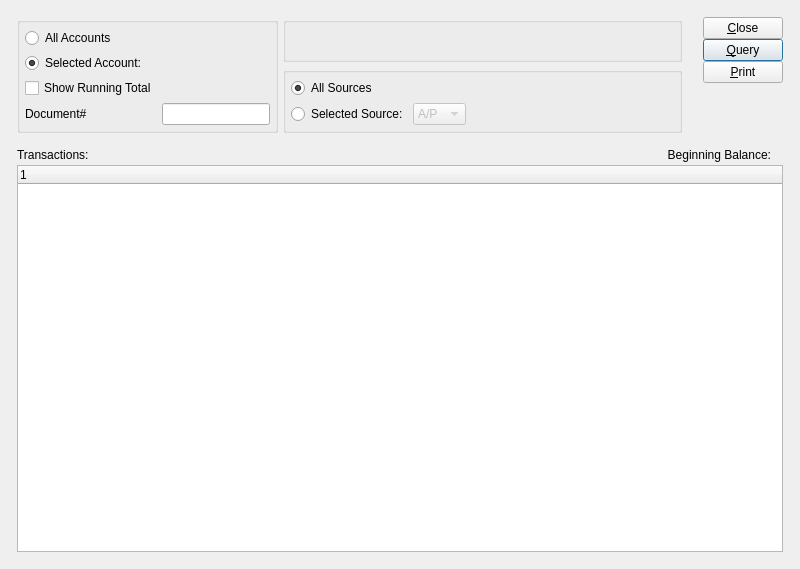
Above: xtuple/trunk/guiclient/dspGLTransactions.ui from WooodHead/xtuple before the change. Below: the same form after it.
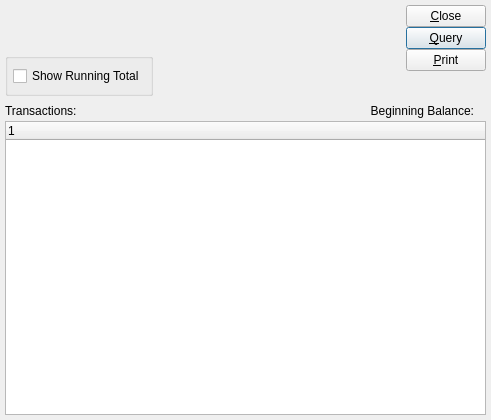
That is the form after the change. Custom widgets are drawn as their Qt base class.

Commit message: issue #0010862:  Ability to filter by GL-A/c cluster added to parameter widget. Existing filters from the screen moved into the parameter widget.

```diff
--- a/xtuple/trunk/guiclient/dspGLTransactions.ui
+++ b/xtuple/trunk/guiclient/dspGLTransactions.ui
@@ -13,73 +13,45 @@
    <rect>
     <x>0</x>
     <y>0</y>
-    <width>800</width>
-    <height>569</height>
+    <width>491</width>
+    <height>420</height>
    </rect>
   </property>
   <property name="windowTitle">
    <string>General Ledger Transactions</string>
   </property>
-  <layout class="QGridLayout">
+  <layout class="QGridLayout" name="gridLayout_2">
    <item row="0" column="0">
-    <layout class="QGridLayout">
-     <property name="margin">
-      <number>12</number>
-     </property>
-     <property name="spacing">
-      <number>12</number>
-     </property>
-     <item row="0" column="0">
-      <layout class="QHBoxLayout">
+    <layout class="QHBoxLayout" name="horizontalLayout_3">
+     <item>
+      <layout class="QVBoxLayout" name="verticalLayout">
+       <item>
+        <layout class="QHBoxLayout" name="horizontalLayout">
+         <item>
+          <widget class="ParameterWidget" name="parameterWidget"/>
+         </item>
+         <item>
+          <spacer name="horizontalSpacer_2">
+           <property name="orientation">
+            <enum>Qt::Horizontal</enum>
+           </property>
+           <property name="sizeHint" stdset="0">
+            <size>
+             <width>40</width>
+             <height>20</height>
+            </size>
+           </property>
+          </spacer>
+         </item>
+        </layout>
+       </item>
        <item>
-        <layout class="QGridLayout">
-         <item row="0" column="0" rowspan="2">
+        <layout class="QHBoxLayout" name="horizontalLayout_2">
+         <item>
           <widget class="QGroupBox" name="_accountGroup">
            <property name="title">
             <string/>
            </property>
-           <layout class="QGridLayout">
-            <item row="0" column="0">
-             <layout class="QVBoxLayout">
-              <item>
-               <layout class="QGridLayout">
-                <item row="0" column="0" colspan="2">
-                 <widget class="QRadioButton" name="_allAccounts">
-                  <property name="enabled">
-                   <bool>true</bool>
-                  </property>
-                  <property name="text">
-                   <string>All Accounts</string>
-                  </property>
-                  <property name="checked">
-                   <bool>false</bool>
-                  </property>
-                 </widget>
-                </item>
-                <item row="1" column="0">
-                 <widget class="QRadioButton" name="_selectedAccount">
-                  <property name="enabled">
-                   <bool>true</bool>
-                  </property>
-                  <property name="text">
-                   <string>Selected Account:</string>
-                  </property>
-                  <property name="checked">
-                   <bool>true</bool>
-                  </property>
-                 </widget>
-                </item>
-                <item row="1" column="1">
-                 <widget class="GLCluster" name="_account">
-                  <property name="enabled">
-                   <bool>true</bool>
-                  </property>
-                  <property name="focusPolicy">
-                   <enum>Qt::StrongFocus</enum>
-                  </property>
-                 </widget>
-                </item>
-                <item row="2" column="0" colspan="2">
                  <layout class="QGridLayout" name="gridLayout">
                   <item row="0" column="0">
                    <widget class="XCheckBox" name="_showRunningTotal">
@@ -88,138 +60,16 @@
                     </property>
                    </widget>
                   </item>
-                  <item row="1" column="0">
-                   <widget class="XLabel" name="xlabel">
-                    <property name="text">
-                     <string>Document#</string>
-                    </property>
-                   </widget>
-                  </item>
-                  <item row="1" column="1">
-                   <widget class="XLineEdit" name="_docNumber"/>
-                  </item>
-                 </layout>
-                </item>
-               </layout>
-              </item>
-             </layout>
-            </item>
-           </layout>
+           </layout>
           </widget>
          </item>
-         <item row="0" column="1">
-          <widget class="QGroupBox" name="_dateGroup">
-           <property name="title">
-            <string/>
-           </property>
-           <layout class="QGridLayout">
-            <item row="0" column="0">
-             <widget class="DateCluster" name="_dates">
-              <property name="focusPolicy">
-               <enum>Qt::StrongFocus</enum>
-              </property>
-             </widget>
-            </item>
-            <item row="0" column="1">
+         <item>
              <spacer name="horizontalSpacer">
               <property name="orientation">
                <enum>Qt::Horizontal</enum>
               </property>
               <property name="sizeHint" stdset="0">
                <size>
-                <width>0</width>
-                <height>20</height>
-               </size>
-              </property>
-             </spacer>
-            </item>
-           </layout>
-          </widget>
-         </item>
-         <item row="1" column="1">
-          <widget class="QGroupBox" name="_sourceGroup">
-           <property name="title">
-            <string/>
-           </property>
-           <layout class="QGridLayout">
-            <item row="0" column="0" colspan="2">
-             <widget class="QRadioButton" name="_allSources">
-              <property name="text">
-               <string>All Sources</string>
-              </property>
-              <property name="checked">
-               <bool>true</bool>
-              </property>
-             </widget>
-            </item>
-            <item row="1" column="0">
-             <widget class="QRadioButton" name="_selectedSource">
-              <property name="text">
-               <string>Selected Source:</string>
-              </property>
-             </widget>
-            </item>
-            <item row="1" column="1">
-             <layout class="QHBoxLayout">
-              <item>
-               <widget class="XComboBox" name="_source">
-                <property name="enabled">
-                 <bool>false</bool>
-                </property>
-                <item>
-                 <property name="text">
-                  <string>A/P</string>
-                 </property>
-                </item>
-                <item>
-                 <property name="text">
-                  <string>A/R</string>
-                 </property>
-                </item>
-                <item>
-                 <property name="text">
-                  <string>G/L</string>
-                 </property>
-                </item>
-                <item>
-                 <property name="text">
-                  <string>I/M</string>
-                 </property>
-                </item>
-                <item>
-                 <property name="text">
-                  <string>P/D</string>
-                 </property>
-                </item>
-                <item>
-                 <property name="text">
-                  <string>P/O</string>
-                 </property>
-                </item>
-                <item>
-                 <property name="text">
-                  <string>S/O</string>
-                 </property>
-                </item>
-                <item>
-                 <property name="text">
-                  <string>S/R</string>
-                 </property>
-                </item>
-                <item>
-                 <property name="text">
-                  <string>W/O</string>
-                 </property>
-                </item>
-               </widget>
-              </item>
-              <item>
-               <spacer>
-                <property name="orientation">
-                 <enum>Qt::Horizontal</enum>
-                </property>
-                <property name="sizeHint" stdset="0">
-                 <size>
                   <width>40</width>
                   <height>20</height>
                  </size>
@@ -229,25 +79,6 @@
              </layout>
             </item>
            </layout>
-          </widget>
-         </item>
-        </layout>
-       </item>
-       <item>
-        <spacer>
-         <property name="orientation">
-          <enum>Qt::Horizontal</enum>
-         </property>
-         <property name="sizeType">
-          <enum>QSizePolicy::Preferred</enum>
-         </property>
-         <property name="sizeHint" stdset="0">
-          <size>
-           <width>16</width>
-           <height>70</height>
-          </size>
-         </property>
-        </spacer>
        </item>
        <item>
         <layout class="QVBoxLayout">
@@ -380,43 +211,25 @@
       </widget>
      </item>
     </layout>
-   </item>
-  </layout>
  </widget>
  <layoutdefault spacing="5" margin="5"/>
  <pixmapfunction>qPixmapFromMimeSource</pixmapfunction>
  <customwidgets>
   <customwidget>
-   <class>DateCluster</class>
+   <class>ParameterWidget</class>
    <extends>QWidget</extends>
-   <header>datecluster.h</header>
-  </customwidget>
-  <customwidget>
-   <class>GLCluster</class>
-   <extends>QWidget</extends>
-   <header>glcluster.h</header>
+   <header>parameterwidget.h</header>
   </customwidget>
   <customwidget>
    <class>XCheckBox</class>
    <extends>QCheckBox</extends>
    <header>xcheckbox.h</header>
   </customwidget>
-  <customwidget>
-   <class>XComboBox</class>
-   <extends>QComboBox</extends>
-   <header>xcombobox.h</header>
-  </customwidget>
   <customwidget>
    <class>XLabel</class>
    <extends>QLabel</extends>
    <header>xlabel.h</header>
   </customwidget>
-  <customwidget>
-   <class>XLineEdit</class>
-   <extends>QLineEdit</extends>
-   <header>xlineedit.h</header>
-   <container>1</container>
-  </customwidget>
   <customwidget>
    <class>XTreeWidget</class>
    <extends>QTreeWidget</extends>
@@ -425,13 +238,6 @@
   </customwidget>
  </customwidgets>
  <tabstops>
-  <tabstop>_allAccounts</tabstop>
-  <tabstop>_selectedAccount</tabstop>
-  <tabstop>_account</tabstop>
-  <tabstop>_dates</tabstop>
-  <tabstop>_allSources</tabstop>
-  <tabstop>_selectedSource</tabstop>
-  <tabstop>_source</tabstop>
   <tabstop>_gltrans</tabstop>
   <tabstop>_query</tabstop>
   <tabstop>_print</tabstop>
@@ -446,8 +252,8 @@
    <slot>close()</slot>
    <hints>
     <hint type="sourcelabel">
-     <x>775</x>
-     <y>47</y>
+     <x>477</x>
+     <y>35</y>
     </hint>
     <hint type="destinationlabel">
      <x>20</x>
@@ -455,70 +261,6 @@
     </hint>
    </hints>
   </connection>
-  <connection>
-   <sender>_selectedSource</sender>
-   <signal>toggled(bool)</signal>
-   <receiver>_source</receiver>
-   <slot>setEnabled(bool)</slot>
-   <hints>
-    <hint type="sourcelabel">
-     <x>540</x>
-     <y>159</y>
-    </hint>
-    <hint type="destinationlabel">
-     <x>601</x>
-     <y>160</y>
-    </hint>
-   </hints>
-  </connection>
-  <connection>
-   <sender>_selectedAccount</sender>
-   <signal>toggled(bool)</signal>
-   <receiver>_account</receiver>
-   <slot>setEnabled(bool)</slot>
-   <hints>
-    <hint type="sourcelabel">
-     <x>71</x>
-     <y>81</y>
-    </hint>
-    <hint type="destinationlabel">
-     <x>406</x>
-     <y>84</y>
-    </hint>
-   </hints>
-  </connection>
-  <connection>
-   <sender>_selectedAccount</sender>
-   <signal>toggled(bool)</signal>
-   <receiver>_showRunningTotal</receiver>
-   <slot>setEnabled(bool)</slot>
-   <hints>
-    <hint type="sourcelabel">
-     <x>104</x>
-     <y>64</y>
-    </hint>
-    <hint type="destinationlabel">
-     <x>145</x>
-     <y>117</y>
-    </hint>
-   </hints>
-  </connection>
-  <connection>
-   <sender>_showRunningTotal</sender>
-   <signal>toggled(bool)</signal>
-   <receiver>_beginningBalanceLit</receiver>
-   <slot>setVisible(bool)</slot>
-   <hints>
-    <hint type="sourcelabel">
-     <x>163</x>
-     <y>117</y>
-    </hint>
-    <hint type="destinationlabel">
-     <x>766</x>
-     <y>207</y>
-    </hint>
-   </hints>
-  </connection>
   <connection>
    <sender>_showRunningTotal</sender>
    <signal>toggled(bool)</signal>
@@ -526,12 +268,28 @@
    <slot>setVisible(bool)</slot>
    <hints>
     <hint type="sourcelabel">
-     <x>163</x>
-     <y>117</y>
+     <x>381</x>
+     <y>39</y>
     </hint>
     <hint type="destinationlabel">
-     <x>777</x>
-     <y>207</y>
+     <x>479</x>
+     <y>138</y>
+    </hint>
+   </hints>
+  </connection>
+  <connection>
+   <sender>_showRunningTotal</sender>
+   <signal>toggled(bool)</signal>
+   <receiver>_beginningBalanceLit</receiver>
+   <slot>setVisible(bool)</slot>
+   <hints>
+    <hint type="sourcelabel">
+     <x>381</x>
+     <y>39</y>
+    </hint>
+    <hint type="destinationlabel">
+     <x>468</x>
+     <y>138</y>
     </hint>
    </hints>
   </connection>
```
Lines whose indentation alone changed are shown as unchanged. The commit also changes 1 other file.
